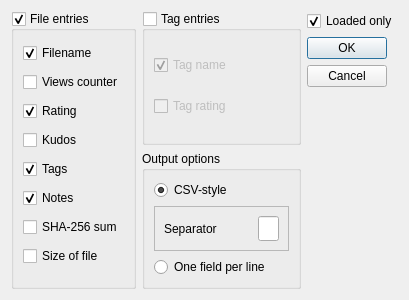
Qt form exportform.ui (matrixsmaster/MILLA) before a commit.
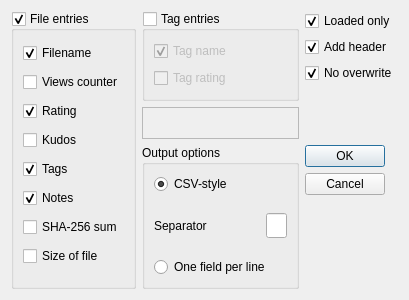
The same form after that commit.

```diff
--- a/exportform.ui
+++ b/exportform.ui
@@ -17,7 +17,7 @@
    <string>Export image data</string>
   </property>
   <layout class="QGridLayout" name="gridLayout">
-   <item row="0" column="0" rowspan="4">
+   <item row="0" column="0" rowspan="8">
     <widget class="QGroupBox" name="groupBox">
      <property name="title">
       <string>File entries</string>
@@ -97,7 +97,7 @@
      </layout>
     </widget>
    </item>
-   <item row="0" column="1" rowspan="3">
+   <item row="0" column="1" rowspan="6">
     <widget class="QGroupBox" name="groupBox_2">
      <property name="title">
       <string>Tag entries</string>
@@ -139,7 +139,7 @@
      </property>
     </widget>
    </item>
-   <item row="3" column="1">
+   <item row="7" column="1">
     <widget class="QGroupBox" name="groupBox_3">
      <property name="title">
       <string>Output options</string>
@@ -161,12 +161,27 @@
       <item>
        <widget class="QFrame" name="frame">
         <property name="frameShape">
-         <enum>QFrame::StyledPanel</enum>
+         <enum>QFrame::NoFrame</enum>
         </property>
         <property name="frameShadow">
-         <enum>QFrame::Raised</enum>
+         <enum>QFrame::Plain</enum>
         </property>
         <layout class="QHBoxLayout" name="horizontalLayout">
+         <property name="spacing">
+          <number>0</number>
+         </property>
+         <property name="leftMargin">
+          <number>0</number>
+         </property>
+         <property name="topMargin">
+          <number>0</number>
+         </property>
+         <property name="rightMargin">
+          <number>0</number>
+         </property>
+         <property name="bottomMargin">
+          <number>0</number>
+         </property>
          <item>
           <widget class="QLabel" name="label">
            <property name="text">
@@ -204,6 +219,16 @@
     </widget>
    </item>
    <item row="1" column="2">
+    <widget class="QCheckBox" name="checkBox_12">
+     <property name="text">
+      <string>Add header</string>
+     </property>
+     <property name="checked">
+      <bool>true</bool>
+     </property>
+    </widget>
+   </item>
+   <item row="7" column="2">
     <widget class="QDialogButtonBox" name="buttonBox">
      <property name="orientation">
       <enum>Qt::Vertical</enum>
@@ -213,6 +238,35 @@
      </property>
     </widget>
    </item>
+   <item row="2" column="2">
+    <widget class="QCheckBox" name="checkBox_13">
+     <property name="text">
+      <string>No overwrite</string>
+     </property>
+     <property name="checked">
+      <bool>true</bool>
+     </property>
+    </widget>
+   </item>
+   <item row="6" column="1">
+    <widget class="QFrame" name="frame_2">
+     <property name="enabled">
+      <bool>false</bool>
+     </property>
+     <property name="minimumSize">
+      <size>
+       <width>0</width>
+       <height>32</height>
+      </size>
+     </property>
+     <property name="frameShape">
+      <enum>QFrame::StyledPanel</enum>
+     </property>
+     <property name="frameShadow">
+      <enum>QFrame::Raised</enum>
+     </property>
+    </widget>
+   </item>
   </layout>
  </widget>
  <resources/>
```
